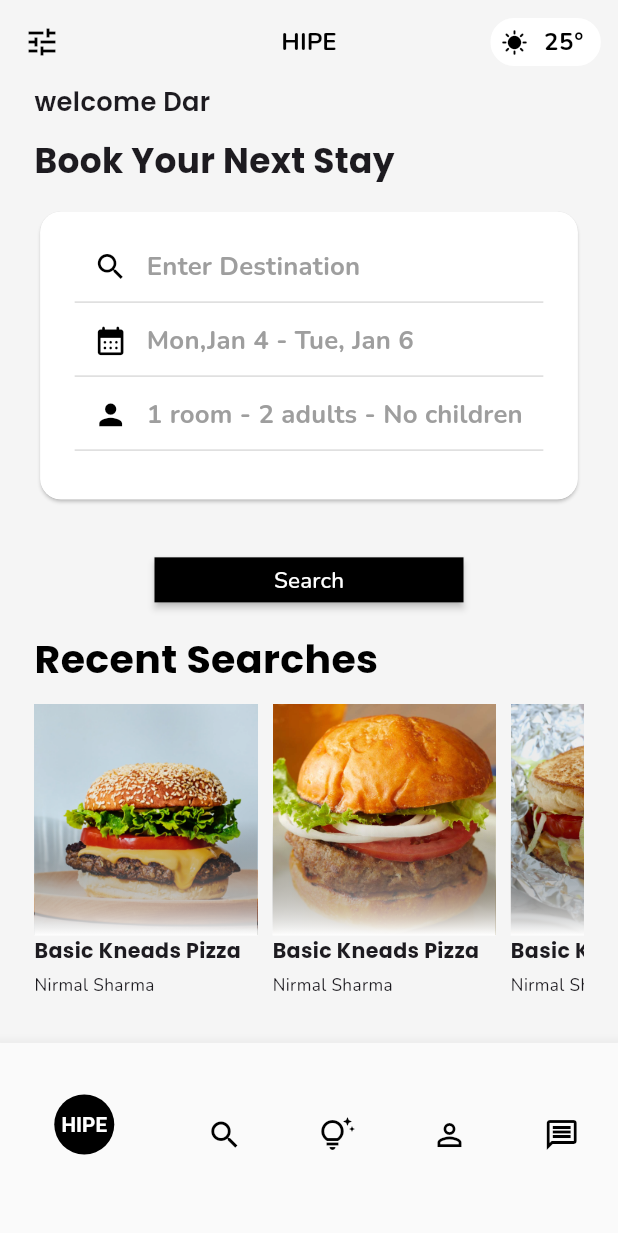
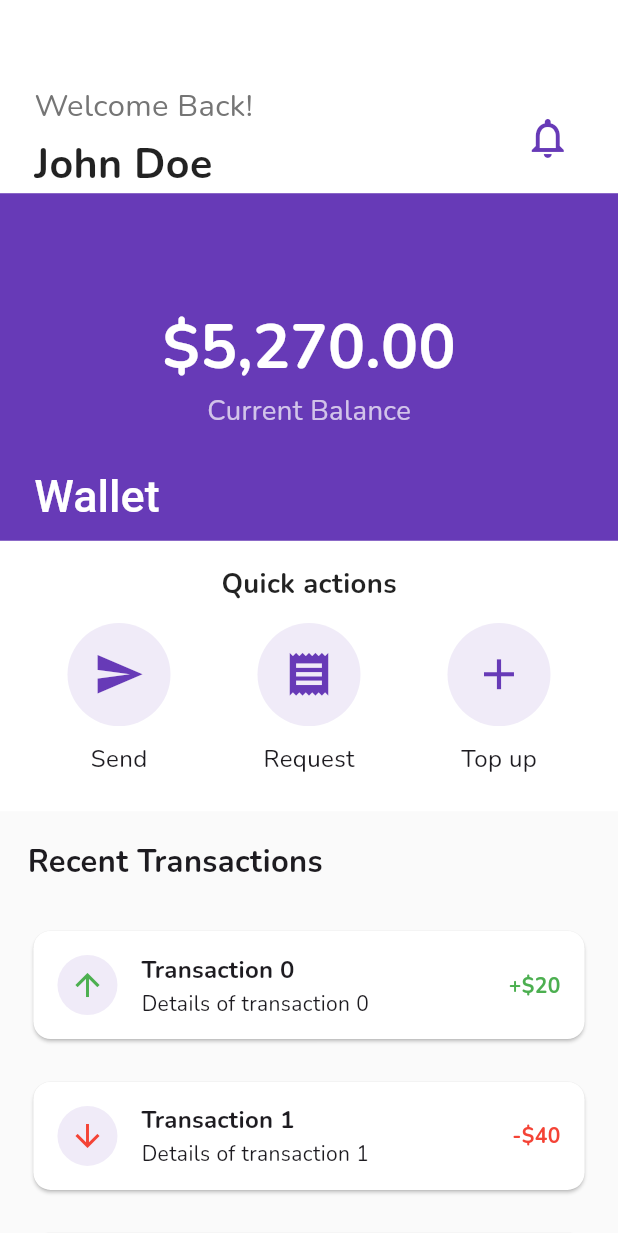
Before and after one commit to nirmal21332/Uis, a Flutter app: the screen it shows after launch, on a phone screen of 412 x 824 dp. Shown: the top 1233 px of the screen. Run offline on Flutter 3.47's test engine with Material 3 defaults, Android fonts, the phone set to English and light mode, and no system bars; our stand-ins replace flutter_screenutil, google_fonts.

Commit message:
Pushing project updates to new branch

```diff
--- a/lib/main.dart
+++ b/lib/main.dart
@@ -1,7 +1,7 @@
 import 'package:flutter/material.dart';
 import 'package:google_fonts/google_fonts.dart';
-import 'package:ui_practicing/pages/home_page.dart';
 import 'package:flutter_screenutil/flutter_screenutil.dart';
+import 'package:ui_practicing/view/home_screen.dart';
 
 void main() {
   runApp(const MyApp());
@@ -24,7 +24,7 @@ class MyApp extends StatelessWidget {
           Theme.of(context).textTheme,
         ), // optional
       ),
-      home: HomePage(),
+      home: HomeScreen(),
     ),
   );
 }
--- a/lib/pages/home_page.dart
+++ /dev/null
@@ -1,133 +0,0 @@
-import 'package:flutter/material.dart';
-import 'package:flutter_screenutil/flutter_screenutil.dart';
-import 'package:google_fonts/google_fonts.dart';
-import 'package:ui_practicing/utils/hotel_list.dart';
-import 'package:ui_practicing/utils/search_button.dart';
-
-import '../utils/Info_card.dart';
-
-class HomePage extends StatelessWidget {
-  const HomePage({super.key});
-
-  @override
-  Widget build(BuildContext context) {
-    return Scaffold(
-      bottomNavigationBar: SizedBox(
-        height: 100.h,
-        child: BottomNavigationBar(
-          selectedLabelStyle: TextStyle(color: Colors.grey),
-          unselectedLabelStyle: TextStyle(color: Colors.black),
-          unselectedItemColor: Colors.black,
-          selectedItemColor: Colors.black,
-          items: [
-            BottomNavigationBarItem(
-              icon: CircleAvatar(
-                backgroundColor: Colors.black,
-                child: Text(
-                  'HIPE',
-                  style: TextStyle(
-                    fontSize: 12.sp,
-                    fontWeight: FontWeight.bold,
-                    color: Colors.white,
-                  ),
-                ),
-              ),
-              label: '',
-            ),
-            BottomNavigationBarItem(
-              icon: Icon(Icons.search, color: Colors.black),
-              label: 'Book',
-            ),
-            BottomNavigationBarItem(
-              icon: Icon(Icons.tips_and_updates_outlined, color: Colors.black),
-              label: 'Tips',
-            ),
-            BottomNavigationBarItem(
-              icon: Icon(Icons.person_outline, color: Colors.black),
-              label: 'Book',
-            ),
-            BottomNavigationBarItem(
-              icon: Icon(Icons.message_outlined, color: Colors.black),
-              label: 'Book',
-            ),
-          ],
-        ),
-      ),
-      backgroundColor: Colors.grey.shade100,
-      appBar: AppBar(
-        leading: Icon(Icons.tune, color: Colors.black),
-        elevation: 0,
-        backgroundColor: Colors.transparent,
-        centerTitle: true,
-        actions: [
-          Padding(
-            padding: EdgeInsets.only(right: 10.w),
-            child: Chip(
-              backgroundColor: Colors.white,
-              avatar: Icon(Icons.sunny, color: Colors.black),
-              label: Text(
-                '25°',
-                style: TextStyle(
-                  color: Colors.black,
-                  fontWeight: FontWeight.bold,
-                ),
-              ),
-            ),
-          ),
-        ],
-        title: Text(
-          'HIPE',
-          style: TextStyle(
-            fontWeight: FontWeight.bold,
-            color: Colors.black,
-            fontSize: 16,
-          ),
-        ),
-      ),
-
-      body: SafeArea(
-        child: Padding(
-          padding: EdgeInsets.symmetric(horizontal: 20.w),
-          child: ListView(
-            scrollDirection: Axis.vertical,
-            children: [
-              Text(
-                'welcome Dar',
-                style: GoogleFonts.poppins(
-                  fontWeight: FontWeight.w600,
-                  fontSize: 15.sp,
-                ),
-              ),
-              SizedBox(height: 8.h),
-              Text(
-                'Book Your Next Stay',
-                style: GoogleFonts.poppins(
-                  fontWeight: FontWeight.bold,
-                  fontSize: 20.sp,
-                ),
-              ),
-
-              SizedBox(height: 10.h),
-
-              InfoCard(),
-              SizedBox(height: 20.h),
-              SearchButton(),
-
-              SizedBox(height: 8.h),
-              Text(
-                'Recent Searches',
-                style: GoogleFonts.poppins(
-                  fontSize: 23.sp,
-                  fontWeight: FontWeight.bold,
-                  color: Colors.black,
-                ),
-              ),
-              SizedBox(height: 8.h),
-HotelList(),
-            ],
-          ),
-        ),
-      ),
-    );
-  }
-}
--- a/lib/utils/Info_card.dart
+++ /dev/null
@@ -1,59 +0,0 @@
-import 'package:flutter/material.dart';
-import 'package:flutter_screenutil/flutter_screenutil.dart';
-
-class InfoCard extends StatelessWidget {
-  const InfoCard({super.key});
-
-  @override
-  Widget build(BuildContext context) {
-    return Card(
-      shape: RoundedRectangleBorder(borderRadius: BorderRadius.circular(12.r)),
-      child: Container(
-        padding: EdgeInsets.only(top:10.h,left:20.w,right:20.w,bottom:25.h),
-        decoration: BoxDecoration(
-          color: Colors.white,
-          borderRadius: BorderRadius.circular(12.r),
-        ),
-        child: Column(
-          children: [
-            TextFormField(
-              decoration: InputDecoration(
-                contentPadding: EdgeInsets.only(bottom:0),
-                isDense: true,
-                label:Text('Enter Destination',style: TextStyle(color: Colors.grey,fontSize:15.sp,fontWeight: FontWeight.bold),),
-                prefixIcon: Icon(Icons.search, color: Colors.black,size:20.sp,),
-                enabledBorder: UnderlineInputBorder(
-                  borderSide: BorderSide(color: Colors.black12, width:1.w),
-                ),
-              ),
-            ),
-            SizedBox(height:1.h,),
-            TextFormField(
-              decoration: InputDecoration(
-                contentPadding: EdgeInsets.only(bottom:0),
-                isDense: true,
-                label:Text('Mon,Jan 4 - Tue, Jan 6',style: TextStyle(color: Colors.grey,fontSize:15.sp,fontWeight: FontWeight.bold),),
-                prefixIcon: Icon(Icons.calendar_month_rounded, color: Colors.black,size:20.sp,),
-                enabledBorder: UnderlineInputBorder(
-                  borderSide: BorderSide(color: Colors.black12, width:1.w),
-                ),
-              ),
-            ),
-            SizedBox(height:1.h,),
-            TextFormField(
-              decoration: InputDecoration(
-                contentPadding: EdgeInsets.only(bottom:0.h),
-                isDense: true,
-                label:Text('1 room - 2 adults - No children',style: TextStyle(color: Colors.grey,fontSize:15.sp,fontWeight: FontWeight.bold),),
-                prefixIcon: Icon(Icons.person, color: Colors.black,size:20.sp,),
-                enabledBorder: UnderlineInputBorder(
-                  borderSide: BorderSide(color: Colors.black12, width:1.w),
-                ),
-              ),
-            ),
-          ],
-        ),
-      ),
-    );
-  }
-}
--- a/lib/utils/hotel_list.dart
+++ /dev/null
@@ -1,66 +0,0 @@
-import 'package:flutter/material.dart';
-import 'package:flutter_screenutil/flutter_screenutil.dart';
-import 'package:google_fonts/google_fonts.dart';
-
-class HotelList extends StatelessWidget {
-  HotelList({super.key});
-
-  var image = ['assets/b1.webp', 'assets/b2.jpg', 'assets/b3.jpeg'];
-
-  @override
-  Widget build(BuildContext context) {
-    return SizedBox(
-      height: 160.h,
-      child: ListView.builder(
-        scrollDirection: Axis.horizontal,
-        itemCount: image.length,
-        itemBuilder: (context, index) {
-          return Container(
-            margin: EdgeInsets.only(right: 10),
-            width: 130.w,
-            child: Column(
-              crossAxisAlignment: CrossAxisAlignment.start,
-              children: [
-                Stack(
-                  children: [
-                    Image.asset(
-                      image[index],
-                      height: 120.h,
-                      width: 130.w,
-                      fit: BoxFit.cover,
-                    ),
-
-                    Container(
-                      height: 120.h,
-                      decoration: BoxDecoration(
-                        gradient: LinearGradient(
-                          colors: [Colors.transparent, Colors.white],
-                          begin: Alignment.center,
-                          end: Alignment.bottomCenter,
-                        ),
-                      ),
-                    ),
-                  ],
-                ),
-                Column(
-                  crossAxisAlignment: CrossAxisAlignment.start,
-                  children: [
-                    Text(
-                      'Basic Kneads Pizza',
-                      style: GoogleFonts.poppins(
-                        fontWeight: FontWeight.bold,
-                        fontSize: 12.sp,
-                      ),
-                    ),
-                    SizedBox(height: 4.h),
-                    Text('Nirmal Sharma', style: TextStyle(fontSize: 10.sp)),
-                  ],
-                ),
-              ],
-            ),
-          );
-        },
-      ),
-    );
-  }
-}
--- a/lib/utils/search_button.dart
+++ /dev/null
@@ -1,23 +0,0 @@
-import 'package:flutter/material.dart';
-
-class SearchButton extends StatelessWidget {
-  const SearchButton({super.key});
-
-  @override
-  Widget build(BuildContext context) {
-    return Center(
-      child: ElevatedButton(
-        style: ElevatedButton.styleFrom(
-          minimumSize: Size(MediaQuery.of(context).size.width * 0.5, 30),
-          backgroundColor: Colors.black,
-          shape: RoundedRectangleBorder(borderRadius: BorderRadius.zero),
-        ),
-        onPressed: () {},
-        child: Text(
-          'Search',
-          style: TextStyle(color: Colors.white, fontSize: 15),
-        ),
-      ),
-    );
-  }
-}
--- /dev/null
+++ b/lib/view/home_screen.dart
@@ -0,0 +1,253 @@
+import 'package:flutter/material.dart';
+import 'package:flutter_screenutil/flutter_screenutil.dart';
+
+class HomeScreen extends StatelessWidget {
+  const HomeScreen({super.key});
+
+  @override
+  Widget build(BuildContext context) {
+    return Scaffold(
+      body: CustomScrollView(
+        slivers: [
+          SliverAppBar(
+            backgroundColor: Colors.white,
+            toolbarHeight: 100.h,
+            flexibleSpace: FlexibleSpaceBar(
+              centerTitle: true,
+              background: Padding(
+                padding: EdgeInsets.symmetric(horizontal: 20.w),
+                child: Column(
+                  mainAxisAlignment: MainAxisAlignment.end,
+                  children: [
+                    Row(
+                      mainAxisAlignment: MainAxisAlignment.spaceBetween,
+                      children: [
+                        Column(
+                          crossAxisAlignment: CrossAxisAlignment.start,
+                          children: [
+                            Text(
+                              'Welcome Back!',
+                              style: TextStyle(
+                                color: Colors.grey[600],
+                                fontSize: 18.sp,
+                              ),
+                            ),
+
+                            SizedBox(height: 4.h),
+                            Text(
+                              'John Doe',
+                              style: TextStyle(
+                                color: Colors.black87,
+                                fontSize: 24.sp,
+                                fontWeight: FontWeight.bold,
+                              ),
+                            ),
+                          ],
+                        ),
+                        IconButton(
+                          onPressed: () {},
+                          icon: Icon(
+                            Icons.notifications_outlined,
+                            color: Colors.deepPurple,
+                            size: 28.r,
+                          ),
+                        ),
+                      ],
+                    ),
+                  ],
+                ),
+              ),
+            ),
+          ),
+
+          SliverAppBar(
+            expandedHeight: 180.h,
+            backgroundColor: Colors.deepPurple,
+            floating: true,
+            flexibleSpace: FlexibleSpaceBar(
+              titlePadding: EdgeInsets.symmetric(
+                vertical: 10.h,
+                horizontal: 20.w,
+              ),
+
+              background: Column(
+                mainAxisAlignment: MainAxisAlignment.center,
+                children: [
+                  Text(
+                    '\$5,270.00',
+                    style: TextStyle(
+                      color: Colors.white,
+                      fontSize: 36.sp,
+                      fontWeight: FontWeight.bold,
+                    ),
+                  ),
+
+                  Text(
+                    'Current Balance',
+                    style: TextStyle(color: Colors.white70, fontSize: 16.sp),
+                  ),
+                ],
+              ),
+              centerTitle: false,
+              title: Text('Wallet', style: TextStyle(color: Colors.white)),
+            ),
+          ),
+
+          SliverAppBar(
+            backgroundColor: Colors.white,
+            expandedHeight: 140.h,
+            toolbarHeight: 140.h,
+
+            pinned: true,
+            elevation: 0.5,
+            flexibleSpace: FlexibleSpaceBar(
+              background: Padding(
+                padding: EdgeInsets.all(16),
+                child: Column(
+                  children: [
+                    Text(
+                      'Quick actions',
+                      style: TextStyle(
+                        fontSize: 16.sp,
+                        fontWeight: FontWeight.bold,
+                        color: Colors.black87,
+                      ),
+                    ),
+                    SizedBox(height: 10.h),
+                    Row(
+                      mainAxisAlignment: MainAxisAlignment.spaceAround,
+                      children: [
+                        _buildQuickAction(icon: Icons.send, label: 'Send'),
+                        _buildQuickAction(
+                          icon: Icons.receipt,
+                          label: 'Request',
+                        ),
+                        _buildQuickAction(icon: Icons.add, label: 'Top up'),
+                      ],
+                    ),
+                  ],
+                ),
+              ),
+            ),
+          ),
+
+          SliverToBoxAdapter(
+            child: Padding(
+              padding: EdgeInsets.all(16.w),
+              child: Text(
+                'Recent Transactions',
+                style: TextStyle(fontSize: 18.sp, fontWeight: FontWeight.bold),
+              ),
+            ),
+          ),
+
+          SliverList(
+            delegate: SliverChildBuilderDelegate((context, index) {
+              return _buildTransactionTile(
+                title: 'Transaction $index',
+                subTitle: 'Details of transaction $index',
+                amount: (index.isEven ? '+' : '-') + '\$${(index + 1) * 20}',
+                isPositive: index.isEven,
+              );
+            }, childCount: 20),
+          ),
+
+          SliverFillRemaining(
+            child: Column(
+              mainAxisAlignment: MainAxisAlignment.center,
+              children: [
+                Icon(
+                  Icons.lightbulb_outline,
+                  size: 64.r,
+                  color: Colors.deepPurple,
+                ),
+                SizedBox(height: 16.h),
+                Text(
+                  'Explore New Features',
+                  style: TextStyle(
+                    fontSize: 22.sp,
+                    fontWeight: FontWeight.bold,
+                    color: Colors.black87,
+                  ),
+                ),
+                SizedBox(height: 8.h),
+                Text(
+                  'Stay tunned for exciting updates and improvement',
+                  style: TextStyle(fontSize: 16.sp, color: Colors.grey[600]),
+                  textAlign: TextAlign.center,
+                ),
+                SizedBox(height: 24.h),
+                ElevatedButton(
+                  style: ElevatedButton.styleFrom(
+                    backgroundColor: Colors.deepPurple,
+                    shape: RoundedRectangleBorder(
+                      borderRadius: BorderRadius.circular(20.r),
+                    ),
+                    padding: EdgeInsets.symmetric(
+                      horizontal: 24.w,
+                      vertical: 12.h,
+                    ),
+                  ),
+                  onPressed: () {},
+                  child: Text(
+                    'Learn More',
+                    style: TextStyle(color: Colors.white),
+                  ),
+                ),
+              ],
+            ),
+          ),
+        ],
+      ),
+    );
+  }
+
+  Widget _buildQuickAction({required IconData icon, required String label}) {
+    return Column(
+      children: [
+        CircleAvatar(
+          radius: 30.r,
+          backgroundColor: Colors.deepPurple.withOpacity(0.1),
+          child: Icon(icon, color: Colors.deepPurple, size: 30.sp),
+        ),
+        SizedBox(height: 8.h),
+        Text(label, style: TextStyle(fontSize: 14.sp)),
+      ],
+    );
+  }
+
+  Widget _buildTransactionTile({
+    required String title,
+    required String subTitle,
+    required String amount,
+    required bool isPositive,
+  }) {
+    return Padding(
+      padding: EdgeInsets.symmetric(horizontal: 16.w, vertical: 8.h),
+      child: Card(
+        elevation: 1,
+        shape: RoundedRectangleBorder(
+          borderRadius: BorderRadius.circular(10.r),
+        ),
+        child: ListTile(
+          leading: CircleAvatar(
+            backgroundColor: Colors.deepPurple.withOpacity(0.1),
+            child: Icon(
+              isPositive ? Icons.arrow_upward : Icons.arrow_downward,
+              color: isPositive ? Colors.green : Colors.red,
+            ),
+          ),
+          title: Text(title, style: TextStyle(fontWeight: FontWeight.bold)),
+          subtitle: Text(subTitle),
+          trailing: Text(
+            amount,
+            style: TextStyle(
+              color: isPositive ? Colors.green : Colors.red,
+              fontWeight: FontWeight.bold,
+            ),
+          ),
+        ),
+      ),
+    );
+  }
+}
--- a/pubspec.yaml
+++ b/pubspec.yaml
@@ -40,8 +40,7 @@ dependencies:
   auto_size_text: ^3.0.0
   flutter_screenutil: ^5.9.3
   dotted_line: ^3.0.0
-
-
+  flutter_swipe_button: ^2.1.3
 dev_dependencies:
   flutter_test:
     sdk: flutter
```
Also changed, not shown: assets/b1.webp (deleted), assets/b2.jpg (deleted), assets/b3.jpeg (deleted), assets/cart.png (added), assets/cart2.svg (added), pubspec.lock.
